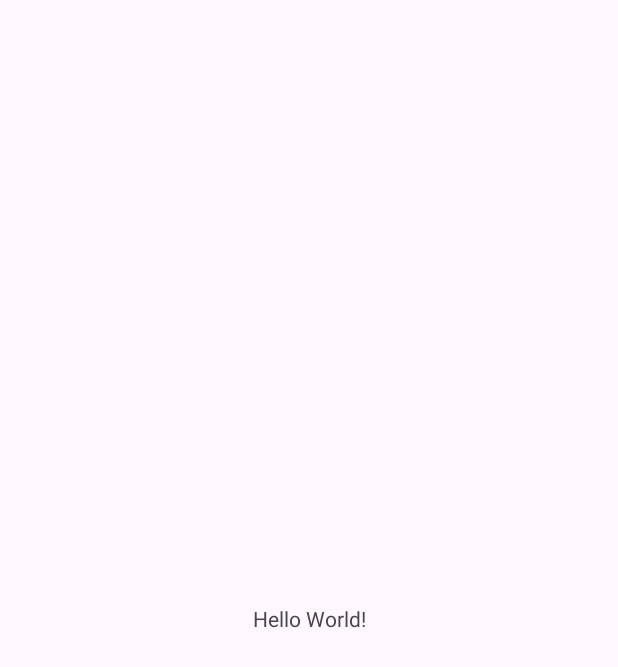
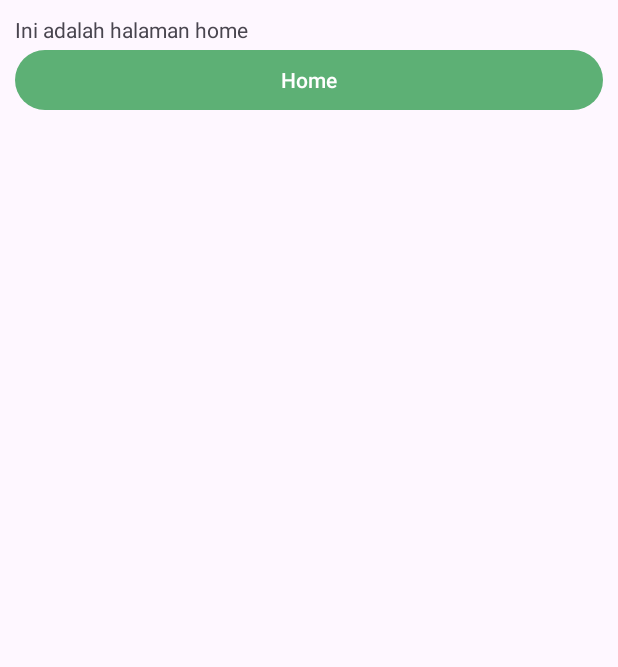
Before and after one commit to mausneg/FASDD, an Android app: the screen it shows after launch (MainActivity before the commit, HomeActivity after it), on a phone screen of 412 x 824 dp. Before the commit the part shown is almost empty. Shown: the top 667 px of the screen. Run offline under Robolectric (Android 15) with nearby library versions, the phone set to English and light mode, and no system bars.

Commit message:
add home init

```diff
--- a/app/build.gradle.kts
+++ b/app/build.gradle.kts
@@ -5,12 +5,12 @@ plugins {
 
 android {
     namespace = "com.example.fasdd_android"
-    compileSdk = 33
+    compileSdk = 34
 
     defaultConfig {
         applicationId = "com.example.fasdd_android"
         minSdk = 24
-        targetSdk = 33
+        targetSdk = 34
         versionCode = 1
         versionName = "1.0"
 
@@ -37,7 +37,7 @@ android {
 
 dependencies {
 
-    implementation("androidx.core:core-ktx:1.9.0")
+    implementation("androidx.core:core-ktx:1.13.0")
     implementation("androidx.appcompat:appcompat:1.6.1")
     implementation("com.google.android.material:material:1.11.0")
     implementation("androidx.constraintlayout:constraintlayout:2.1.4")
--- a/app/src/main/AndroidManifest.xml
+++ b/app/src/main/AndroidManifest.xml
@@ -13,7 +13,7 @@
         android:theme="@style/Theme.Fasdd_android"
         tools:targetApi="31">
         <activity
-            android:name=".MainActivity"
+            android:name=".HomeActivity"
             android:exported="true">
             <intent-filter>
                 <action android:name="android.intent.action.MAIN" />
--- a/app/src/main/java/com/example/fasdd_android/MainActivity.kt
+++ b/app/src/main/java/com/example/fasdd_android/HomeActivity.kt
@@ -3,9 +3,9 @@ package com.example.fasdd_android
 import androidx.appcompat.app.AppCompatActivity
 import android.os.Bundle
 
-class MainActivity : AppCompatActivity() {
+class HomeActivity : AppCompatActivity() {
     override fun onCreate(savedInstanceState: Bundle?) {
         super.onCreate(savedInstanceState)
-        setContentView(R.layout.activity_main)
+        setContentView(R.layout.activity_home)
     }
 }
--- /dev/null
+++ b/app/src/main/res/layout/activity_home.xml
@@ -0,0 +1,23 @@
+<?xml version="1.0" encoding="utf-8"?>
+<LinearLayout xmlns:android="http://schemas.android.com/apk/res/android"
+    xmlns:app="http://schemas.android.com/apk/res-auto"
+    xmlns:tools="http://schemas.android.com/tools"
+    android:layout_width="match_parent"
+    android:layout_height="wrap_content"
+    android:orientation="vertical"
+    android:padding="10dp"
+    tools:context=".HomeActivity">
+    <TextView
+        android:id="@+id/textView"
+        android:layout_width="match_parent"
+        android:layout_height="wrap_content"
+        android:layout_weight="1"
+        android:text="Ini adalah halaman home" />
+
+    <Button
+        android:id="@+id/button"
+        android:layout_width="match_parent"
+        android:layout_height="wrap_content"
+        android:layout_weight="1"
+        android:text="Home" />
+</LinearLayout>
--- a/app/src/main/res/layout/activity_main.xml
+++ /dev/null
@@ -1,18 +0,0 @@
-<?xml version="1.0" encoding="utf-8"?>
-<androidx.constraintlayout.widget.ConstraintLayout xmlns:android="http://schemas.android.com/apk/res/android"
-    xmlns:app="http://schemas.android.com/apk/res-auto"
-    xmlns:tools="http://schemas.android.com/tools"
-    android:layout_width="match_parent"
-    android:layout_height="match_parent"
-    tools:context=".MainActivity">
-
-    <TextView
-        android:layout_width="wrap_content"
-        android:layout_height="wrap_content"
-        android:text="Hello World!"
-        app:layout_constraintBottom_toBottomOf="parent"
-        app:layout_constraintEnd_toEndOf="parent"
-        app:layout_constraintStart_toStartOf="parent"
-        app:layout_constraintTop_toTopOf="parent" />
-
-</androidx.constraintlayout.widget.ConstraintLayout>
--- a/app/src/main/res/values/colors.xml
+++ b/app/src/main/res/values/colors.xml
@@ -2,4 +2,5 @@
 <resources>
     <color name="black">#FF000000</color>
     <color name="white">#FFFFFFFF</color>
+    <color name="my_light_primary">#5DB075</color>
 </resources>
--- a/app/src/main/res/values/themes.xml
+++ b/app/src/main/res/values/themes.xml
@@ -2,7 +2,7 @@
     <!-- Base application theme. -->
     <style name="Base.Theme.Fasdd_android" parent="Theme.Material3.DayNight.NoActionBar">
         <!-- Customize your light theme here. -->
-        <!-- <item name="colorPrimary">@color/my_light_primary</item> -->
+         <item name="colorPrimary">@color/my_light_primary</item>
     </style>
 
     <style name="Theme.Fasdd_android" parent="Base.Theme.Fasdd_android" />
```
